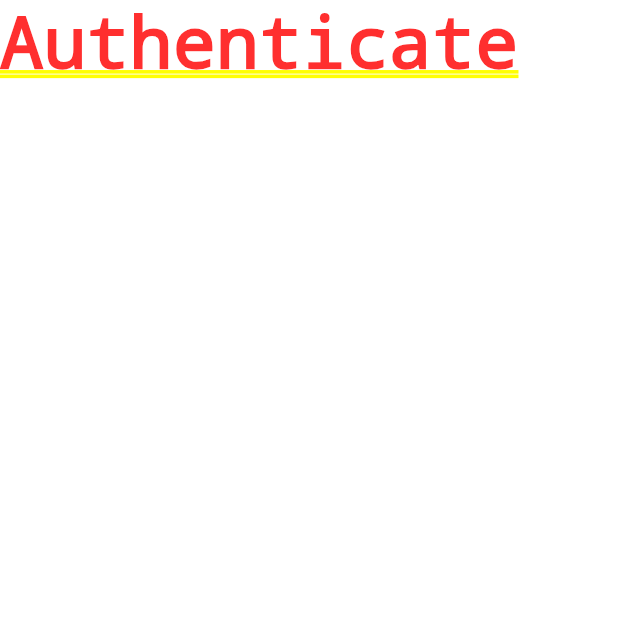
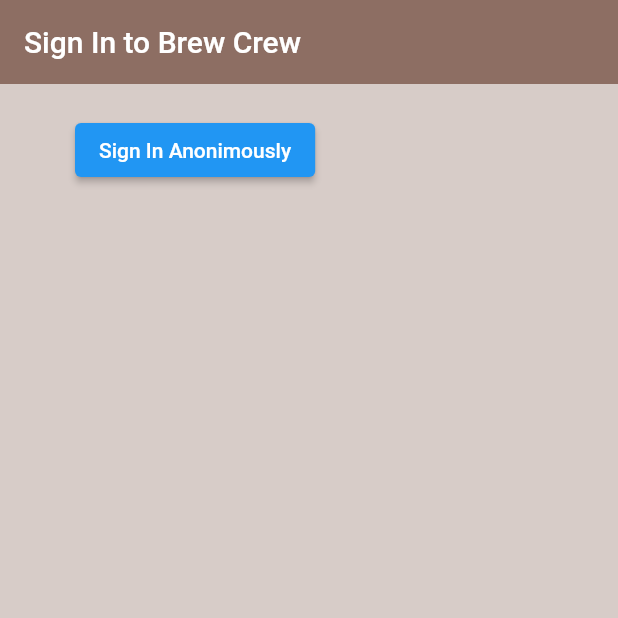
Before and after one commit to elsetiyawan/brew, a Flutter app: the screen it shows after launch, on a phone screen of 412 x 824 dp, the top half of it. Run offline on Flutter 3.47's test engine with Material 2 defaults, Android fonts, the phone set to English and light mode, and no system bars; our stand-ins replace firebase_auth, firebase_core; accounts and stored records are empty.

```diff
--- a/lib/screens/authenticate/authenticate.dart
+++ b/lib/screens/authenticate/authenticate.dart
@@ -1,3 +1,4 @@
+import 'package:brew/screens/authenticate/sign_in.dart';
 import 'package:flutter/material.dart';
 
 class Authenticate extends StatefulWidget {
@@ -8,6 +9,6 @@ class Authenticate extends StatefulWidget {
 class _AuthenticateState extends State<Authenticate> {
   @override
   Widget build(BuildContext context) {
-    return const Text('Authenticate');
+    return SignIn();
   }
 }
--- /dev/null
+++ b/lib/screens/authenticate/sign_in.dart
@@ -0,0 +1,39 @@
+import 'package:brew/services/auth.dart';
+import 'package:flutter/material.dart';
+
+class SignIn extends StatefulWidget {
+  @override
+  State<SignIn> createState() => _SignInState();
+}
+
+class _SignInState extends State<SignIn> {
+  final AuthService _authService = AuthService();
+
+  @override
+  Widget build(BuildContext context) {
+    return Scaffold(
+      backgroundColor: Colors.brown[100],
+      appBar: AppBar(
+        backgroundColor: Colors.brown[400],
+        elevation: 0.0,
+        title: const Text('Sign In to Brew Crew'),
+      ),
+      body: Container(
+        padding: const EdgeInsets.symmetric(vertical: 20, horizontal: 50),
+        child: ElevatedButton(
+          onPressed: () async {
+            dynamic result = await _authService.signInAnon();
+            if (result == null) {
+              // ignore: avoid_print
+              print('error signin in');
+            } else {
+              // ignore: avoid_print
+              print(result);
+            }
+          },
+          child: const Text('Sign In Anonimously'),
+        ),
+      ),
+    );
+  }
+}
--- a/pubspec.yaml
+++ b/pubspec.yaml
@@ -36,6 +36,7 @@ dependencies:
   cupertino_icons: ^1.0.2
   firebase_auth: ^3.3.15
   cloud_firestore: ^3.1.13
+  firebase_core: ^1.15.0
 
 dev_dependencies:
   flutter_test:
```
Also changed, not shown: lib/main.dart (+6 -1 lines), lib/services/auth.dart (+24 -0 lines), pubspec.lock, 1 other file.
